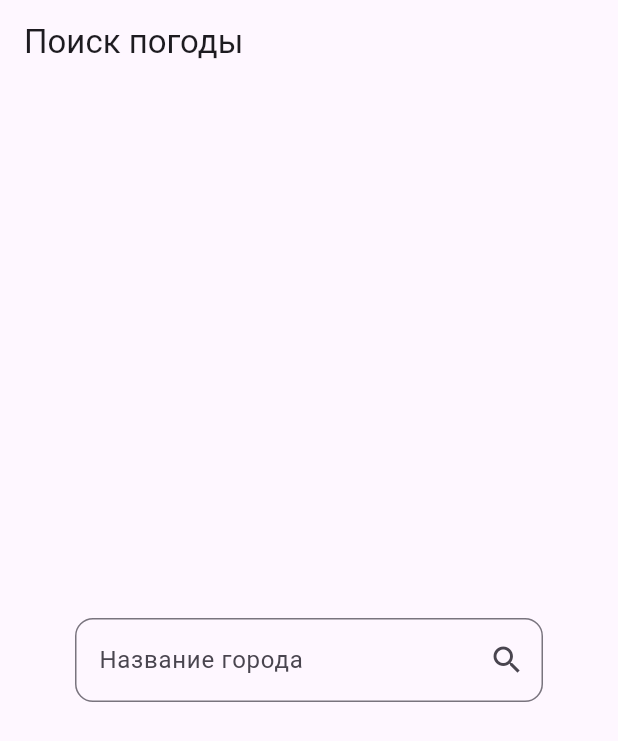
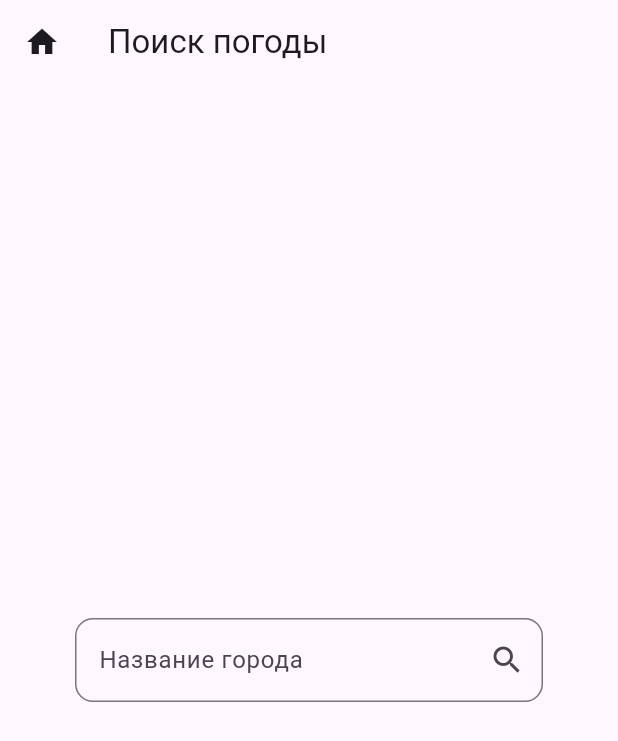
Before and after one commit to TheBugYouCantFix/FlutterWeatherApp, a Flutter app: the screen it shows after launch, on a phone screen of 412 x 824 dp. Shown: the top 741 px of the screen. Run offline on Flutter 3.47's test engine with Material 3 defaults, Android fonts, the phone set to English and light mode, and no system bars; our stand-ins replace bloc, dartz, equatable, flutter_bloc, flutter_dotenv.

Commit message:
feat: added a home icon

```diff
--- a/lib/cubit/weather_cubit.dart
+++ b/lib/cubit/weather_cubit.dart
@@ -28,4 +28,6 @@ class WeatherCubit extends Cubit<WeatherState> {
       (weather) => emit(state.copyWith(status: WeatherStatus.nDaysAheadWeatherLoaded, city: city, nDaysAheadWeather: weather)),
     );
   }
+
+  void reset() => emit(state.copyWith(status: WeatherStatus.initial));
 }
--- a/lib/ui/pages/weather_search_page.dart
+++ b/lib/ui/pages/weather_search_page.dart
@@ -13,8 +13,10 @@ class WeatherSearchPage extends StatelessWidget {
   Widget build(BuildContext context) {
     return Scaffold(
       appBar: AppBar(
+        leading: IconButton(onPressed: () => context.read<WeatherCubit>().reset(), icon: const Icon(Icons.home)),
         title: const Text("Поиск погоды"),
       ),
+
       body: Container(
         padding: const EdgeInsets.symmetric(vertical: 16),
         alignment: Alignment.center,
```
